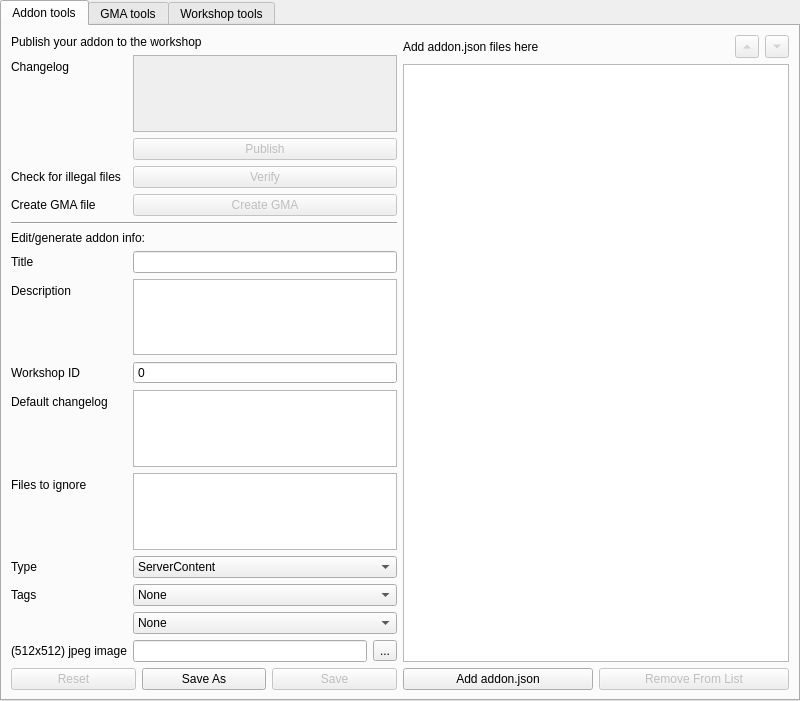
Old version of the form ui/mainwindow.ui in the repository FPtje/gmosh.
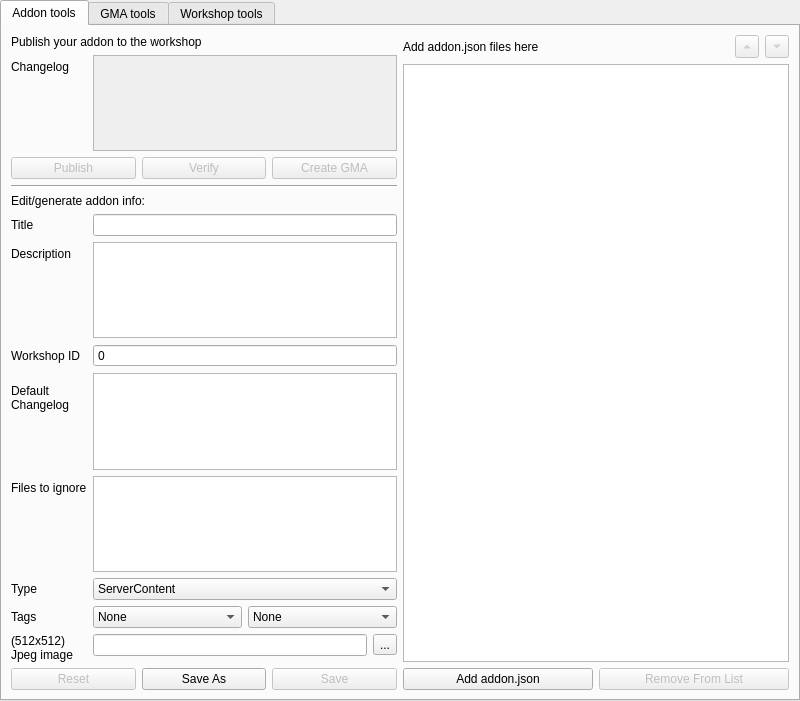
New version of the form.

Commit message: Made ui somewhat shorter

Patch:
```diff
--- a/ui/mainwindow.ui
+++ b/ui/mainwindow.ui
@@ -66,7 +66,9 @@
             </property>
            </widget>
           </item>
-          <item row="2" column="1">
+          <item row="2" column="0" colspan="2">
+           <layout class="QHBoxLayout" name="horizontalLayout_11">
+            <item>
            <widget class="QPushButton" name="addonPublish">
             <property name="enabled">
              <bool>false</bool>
@@ -76,14 +78,7 @@
             </property>
            </widget>
           </item>
-          <item row="3" column="0">
-           <widget class="QLabel" name="label_4">
-            <property name="text">
-             <string>Check for illegal files</string>
-            </property>
-           </widget>
-          </item>
-          <item row="3" column="1">
+            <item>
            <widget class="QPushButton" name="addonVerify">
             <property name="enabled">
              <bool>false</bool>
@@ -93,14 +88,7 @@
             </property>
            </widget>
           </item>
-          <item row="4" column="0">
-           <widget class="QLabel" name="label_5">
-            <property name="text">
-             <string>Create GMA file</string>
-            </property>
-           </widget>
-          </item>
-          <item row="4" column="1">
+            <item>
            <widget class="QPushButton" name="addonCreateGMA">
             <property name="enabled">
              <bool>false</bool>
@@ -110,7 +98,9 @@
             </property>
            </widget>
           </item>
-          <item row="5" column="0" colspan="2">
+           </layout>
+          </item>
+          <item row="3" column="0" colspan="2">
            <widget class="Line" name="line">
             <property name="enabled">
              <bool>true</bool>
@@ -132,48 +122,31 @@
             </property>
            </widget>
           </item>
-          <item row="6" column="0" colspan="2">
+          <item row="4" column="0" colspan="2">
            <widget class="QLabel" name="label_6">
             <property name="text">
              <string>Edit/generate addon info:</string>
             </property>
            </widget>
           </item>
-          <item row="7" column="0">
+          <item row="5" column="0">
            <widget class="QLabel" name="label_7">
             <property name="text">
              <string>Title</string>
             </property>
            </widget>
           </item>
-          <item row="7" column="1">
+          <item row="5" column="1">
            <widget class="QLineEdit" name="addonTitle">
             <property name="enabled">
              <bool>true</bool>
             </property>
            </widget>
           </item>
-          <item row="8" column="0">
-           <widget class="QLabel" name="label_3">
-            <property name="text">
-             <string>Description</string>
-            </property>
-           </widget>
-          </item>
-          <item row="8" column="1">
+          <item row="6" column="1">
            <widget class="QTextEdit" name="addonDescription"/>
           </item>
-          <item row="9" column="0">
-           <widget class="QLabel" name="label_10">
-            <property name="toolTip">
-             <string>This is the workshop id of the addon. You can find the workshop id of an addon by going to its workshop page and looking at the url after &quot;id=&quot;</string>
-            </property>
-            <property name="text">
-             <string>Workshop ID</string>
-            </property>
-           </widget>
-          </item>
-          <item row="9" column="1">
+          <item row="7" column="1">
            <widget class="QDoubleSpinBox" name="addonWorkshopid">
             <property name="enabled">
              <bool>true</bool>
@@ -195,17 +168,7 @@
             </property>
            </widget>
           </item>
-          <item row="10" column="0">
-           <widget class="QLabel" name="label_11">
-            <property name="toolTip">
-             <string>The default changelog of this addon when none is given.</string>
-            </property>
-            <property name="text">
-             <string>Default changelog</string>
-            </property>
-           </widget>
-          </item>
-          <item row="10" column="1">
+          <item row="8" column="1">
            <widget class="QTextEdit" name="addonDefaultChangelog">
             <property name="enabled">
              <bool>true</bool>
@@ -215,28 +178,14 @@
             </property>
            </widget>
           </item>
-          <item row="11" column="0">
-           <widget class="QLabel" name="label_12">
-            <property name="text">
-             <string>Files to ignore</string>
-            </property>
-           </widget>
-          </item>
-          <item row="11" column="1">
+          <item row="9" column="1">
            <widget class="QTextEdit" name="addonIgnore">
             <property name="enabled">
              <bool>true</bool>
             </property>
            </widget>
           </item>
-          <item row="12" column="0">
-           <widget class="QLabel" name="label_8">
-            <property name="text">
-             <string>Type</string>
-            </property>
-           </widget>
-          </item>
-          <item row="12" column="1">
+          <item row="10" column="1">
            <widget class="QComboBox" name="addonType">
             <property name="enabled">
              <bool>true</bool>
@@ -288,14 +237,58 @@
             </item>
            </widget>
           </item>
-          <item row="13" column="0">
+          <item row="6" column="0">
+           <widget class="QLabel" name="label_3">
+            <property name="text">
+             <string>Description</string>
+            </property>
+           </widget>
+          </item>
+          <item row="7" column="0">
+           <widget class="QLabel" name="label_10">
+            <property name="toolTip">
+             <string>This is the workshop id of the addon. You can find the workshop id of an addon by going to its workshop page and looking at the url after &quot;id=&quot;</string>
+            </property>
+            <property name="text">
+             <string>Workshop ID</string>
+            </property>
+           </widget>
+          </item>
+          <item row="8" column="0">
+           <widget class="QLabel" name="label_11">
+            <property name="toolTip">
+             <string>The default changelog of this addon when none is given.</string>
+            </property>
+            <property name="text">
+             <string>Default
+Changelog</string>
+            </property>
+           </widget>
+          </item>
+          <item row="9" column="0">
+           <widget class="QLabel" name="label_12">
+            <property name="text">
+             <string>Files to ignore</string>
+            </property>
+           </widget>
+          </item>
+          <item row="10" column="0">
+           <widget class="QLabel" name="label_8">
+            <property name="text">
+             <string>Type</string>
+            </property>
+           </widget>
+          </item>
+          <item row="11" column="0">
            <widget class="QLabel" name="label_9">
             <property name="text">
              <string>Tags</string>
             </property>
            </widget>
           </item>
-          <item row="13" column="1">
+          <item row="11" column="1">
+           <layout class="QHBoxLayout" name="horizontalLayout_12">
+            <item>
            <widget class="QComboBox" name="addonTag1">
             <property name="enabled">
              <bool>true</bool>
@@ -352,7 +345,7 @@
             </item>
            </widget>
           </item>
-          <item row="14" column="1">
+            <item>
            <widget class="QComboBox" name="addonTag2">
             <property name="enabled">
              <bool>true</bool>
@@ -409,14 +402,9 @@
             </item>
            </widget>
           </item>
-          <item row="15" column="0">
-           <widget class="QLabel" name="label_31">
-            <property name="text">
-             <string>(512x512) jpeg image</string>
-            </property>
-           </widget>
+           </layout>
           </item>
-          <item row="15" column="1">
+          <item row="12" column="1">
            <layout class="QHBoxLayout" name="horizontalLayout_4">
             <item>
              <widget class="QLineEdit" name="addonImage"/>
@@ -430,7 +418,15 @@
             </item>
            </layout>
           </item>
-          <item row="16" column="0" colspan="2">
+          <item row="12" column="0">
+           <widget class="QLabel" name="label_31">
+            <property name="text">
+             <string>(512x512) 
+Jpeg image</string>
+            </property>
+           </widget>
+          </item>
+          <item row="13" column="0" colspan="2">
            <layout class="QHBoxLayout" name="horizontalLayout_9">
             <item>
              <widget class="QPushButton" name="addonReset">
```
Left out of the diff: 11 changed lines with no effect on the pictures. Lines whose indentation alone changed are shown as unchanged.
